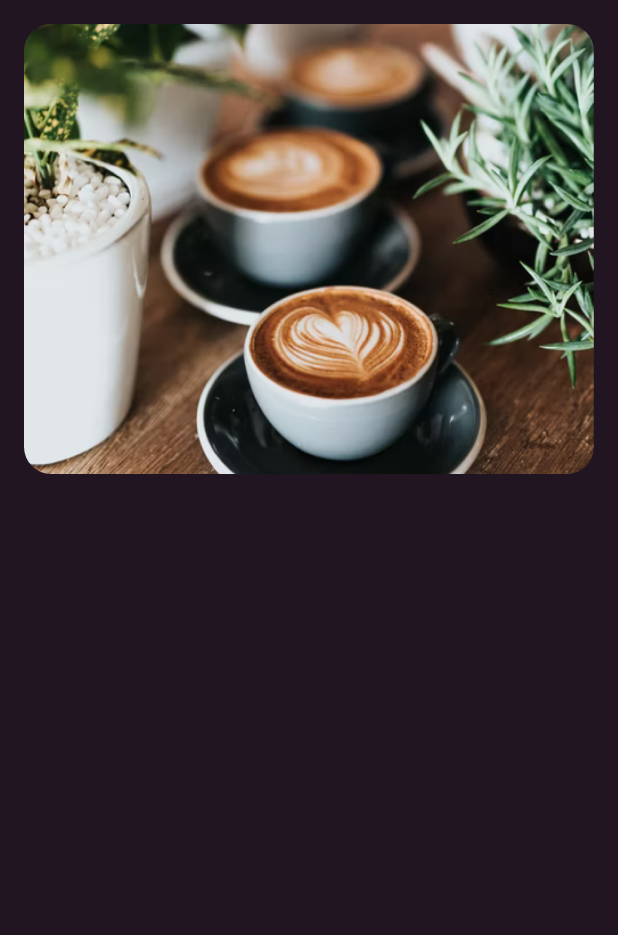
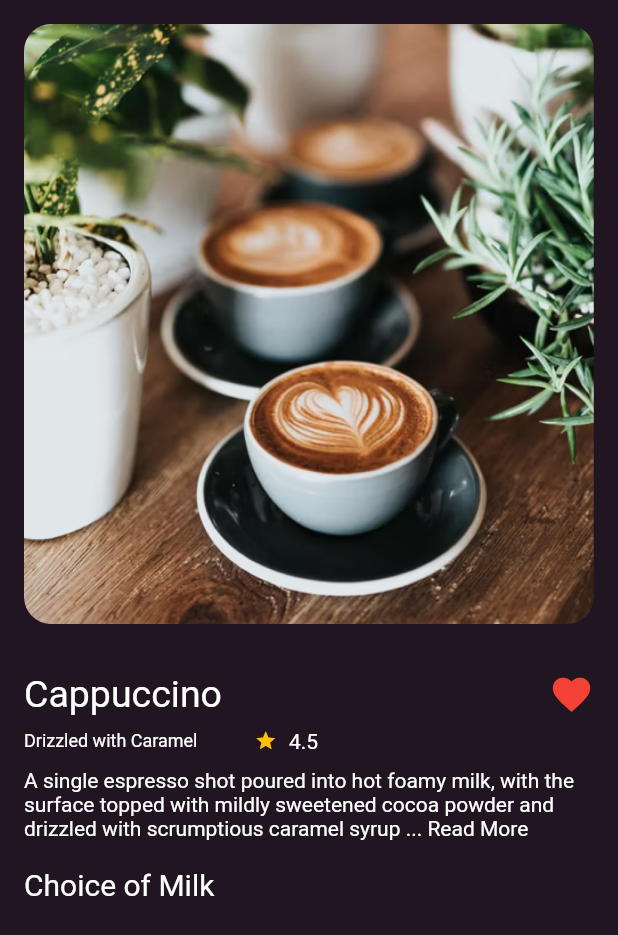
Before and after one commit to najmulmyself/Practice_App, a Flutter app: the screen it shows after launch, on a phone screen of 412 x 824 dp. Shown: the top 935 px of the screen. Run offline on Flutter 3.47's test engine with Material 2 defaults, Android fonts, the phone set to English and light mode, and no system bars.

Commit message:
coffee app ingredients

```diff
--- a/coffee/lib/main.dart
+++ b/coffee/lib/main.dart
@@ -15,25 +15,92 @@ class MyApp extends StatelessWidget {
           color: Color(0xff201520),
           child: ListView(
             children: [
-              Padding(
+              Container(
+                child: Padding(
                   padding: const EdgeInsets.all(16.0),
                   child: Container(
                     width: double.infinity,
-                  height: 300,
+                    height: 400,
                     // child: Image.asset(
                     //   "assets/images/coffee.png",
                     //   fit: BoxFit.cover,
                     // ),
                     decoration: BoxDecoration(
                       // color: Colors.amber,
-                    image: DecorationImage(
+                      image: const DecorationImage(
                         image: AssetImage("assets/images/coffee.png"),
                         fit: BoxFit.cover,
                       ),
                       borderRadius: BorderRadius.circular(18),
                     ),
                   ),
+                ),
+              ),
+              Padding(
+                padding: const EdgeInsets.all(16.0),
+                child: Column(
+                  crossAxisAlignment: CrossAxisAlignment.start,
+                  children: [
+                    Row(
+                      mainAxisAlignment: MainAxisAlignment.spaceBetween,
+                      children: [
+                        Text(
+                          "Cappuccino",
+                          style: TextStyle(color: Colors.white, fontSize: 25),
+                        ),
+                        Icon(
+                          Icons.favorite,
+                          color: Colors.red,
+                          size: 30,
+                        ),
+                      ],
+                    ),
+                    Padding(
+                      padding: const EdgeInsets.only(top: 8.0),
+                      child: Row(
+                        children: [
+                          Text(
+                            "Drizzled with Caramel",
+                            style: TextStyle(color: Colors.white, fontSize: 12),
+                          ),
+                          Padding(
+                            padding: const EdgeInsets.only(
+                              right: 8.0,
+                              left: 38.0,
+                            ),
+                            child: Icon(
+                              Icons.star,
+                              size: 15,
+                              color: Colors.amber,
+                            ),
+                          ),
+                          Text(
+                            "4.5",
+                            style: TextStyle(color: Colors.white),
                           )
+                        ],
+                      ),
+                    ),
+                    Padding(
+                      padding: const EdgeInsets.only(top: 10.0),
+                      child: Text(
+                        "A single espresso shot poured into hot foamy milk, with the surface topped with mildly sweetened cocoa powder and drizzled with scrumptious caramel syrup ... Read More",
+                        style: TextStyle(color: Colors.white),
+                      ),
+                    ),
+                    Padding(
+                      padding: const EdgeInsets.only(top: 18.0),
+                      child: Text(
+                        "Choice of Milk",
+                        style: TextStyle(
+                          color: Colors.white,
+                          fontSize: 20,
+                        ),
+                      ),
+                    ),
+                  ],
+                ),
+              ),
             ],
           ),
         ),
```
Lines whose indentation alone changed are shown as unchanged.
